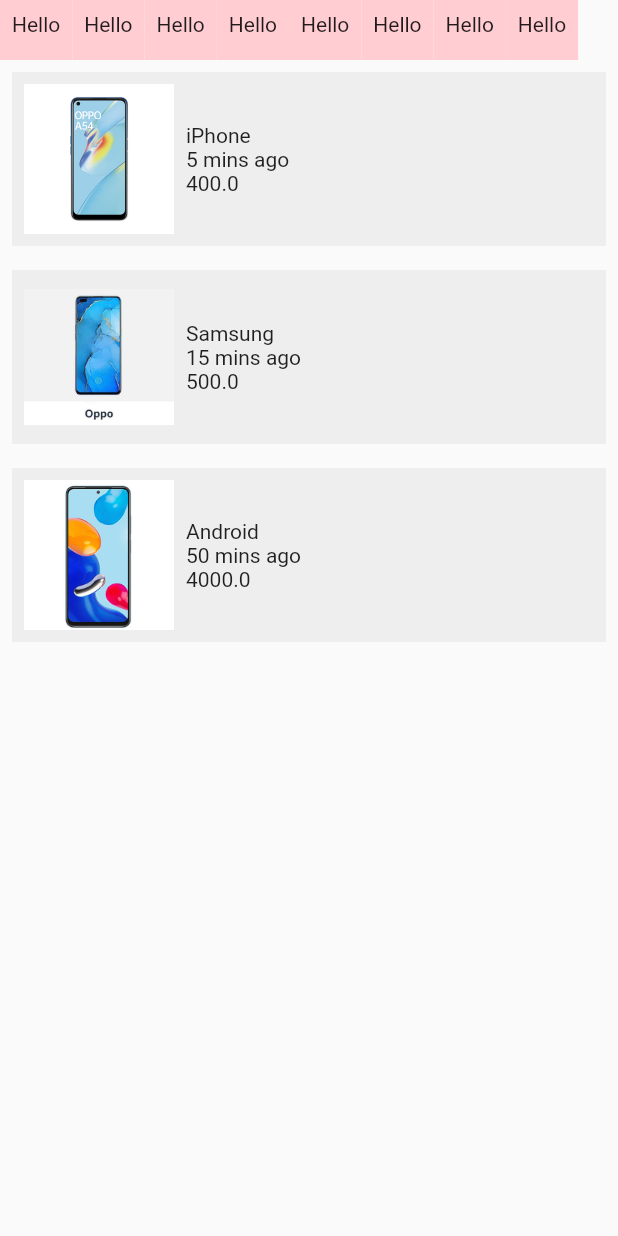
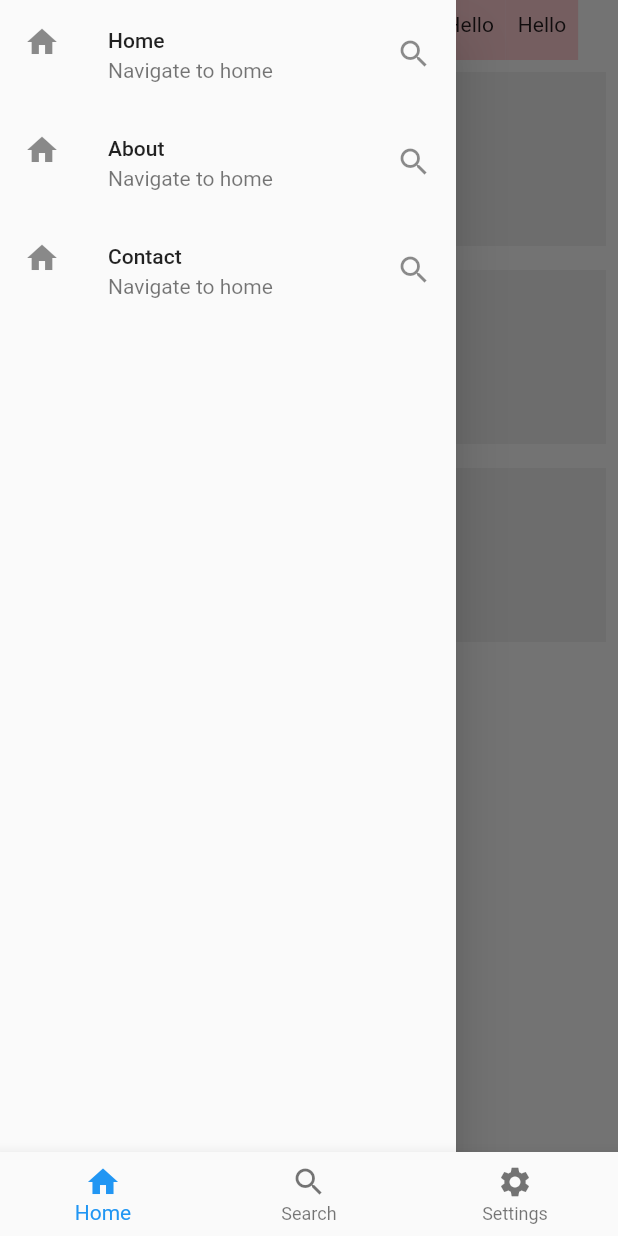
Before and after one commit to codesundar/ksqure, a Flutter app: the screen it shows after launch, with the side drawer open (before the commit the screen has no drawer), on a phone screen of 412 x 824 dp. Run offline on Flutter 3.47's test engine with Material 2 defaults, Android fonts, the phone set to English and light mode, and no system bars; our stand-ins replace get.

Commit message:
appbar_drawer_bottom_nav

```diff
--- /dev/null
+++ b/lib/custom-widgets/custom-drawer.dart
@@ -0,0 +1,46 @@
+import 'package:flutter/material.dart';
+import 'package:get/get.dart';
+import 'package:project_name/home.dart';
+import 'package:project_name/screens/about.dart';
+import 'package:project_name/screens/contact.dart';
+
+class CustomDrawer extends StatelessWidget {
+  const CustomDrawer({Key? key}) : super(key: key);
+
+  @override
+  Widget build(BuildContext context) {
+    return Drawer(
+      child: ListView(
+        children: [
+          ListTile(
+            leading: Icon(Icons.home),
+            title: Text("Home"),
+            subtitle: Text("Navigate to home"),
+            trailing: Icon(Icons.search),
+            onTap: () {
+              Get.to(HomeScreen());
+            },
+          ),
+          ListTile(
+            leading: Icon(Icons.home),
+            title: Text("About"),
+            subtitle: Text("Navigate to home"),
+            trailing: Icon(Icons.search),
+            onTap: () {
+              Get.to(AboutScreen());
+            },
+          ),
+          ListTile(
+            leading: Icon(Icons.home),
+            title: Text("Contact"),
+            subtitle: Text("Navigate to home"),
+            trailing: Icon(Icons.search),
+            onTap: () {
+              Get.to(ContactScreen());
+            },
+          ),
+        ],
+      ),
+    );
+  }
+}
--- a/lib/home.dart
+++ b/lib/home.dart
@@ -1,5 +1,6 @@
 import 'package:flutter/material.dart';
 import 'package:get/get.dart';
+import 'package:project_name/custom-widgets/custom-drawer.dart';
 import 'package:project_name/custom-widgets/product-card.dart';
 import 'package:project_name/screens/product-detail.dart';
 
@@ -21,6 +22,7 @@ class _HomeScreenState extends State<HomeScreen> {
   Widget build(BuildContext context) {
     return SafeArea(
       child: Scaffold(
+        drawer: CustomDrawer(),
         body: Column(
           children: [
             Container(
--- a/lib/main.dart
+++ b/lib/main.dart
@@ -1,6 +1,7 @@
 import 'package:flutter/material.dart';
 import 'package:project_name/home.dart';
 import 'package:get/get.dart';
+import 'package:project_name/screens/bottom-nav-example.dart';
 
 void main() {
   runApp(MyApp());
@@ -12,7 +13,7 @@ class MyApp extends StatelessWidget {
   @override
   Widget build(BuildContext context) {
     return GetMaterialApp(
-      home: HomeScreen(),
+      home: BottomNavExample(),
     );
   }
 }
--- /dev/null
+++ b/lib/screens/bottom-nav-example.dart
@@ -0,0 +1,49 @@
+import 'package:flutter/material.dart';
+import 'package:project_name/home.dart';
+import 'package:project_name/screens/about.dart';
+import 'package:project_name/screens/contact.dart';
+
+class BottomNavExample extends StatefulWidget {
+  const BottomNavExample({Key? key}) : super(key: key);
+
+  @override
+  State<BottomNavExample> createState() => _BottomNavExampleState();
+}
+
+class _BottomNavExampleState extends State<BottomNavExample> {
+  var _pages = [
+    HomeScreen(),
+    AboutScreen(),
+    ContactScreen(),
+  ];
+  var _currentIndex = 0;
+
+  @override
+  Widget build(BuildContext context) {
+    return Scaffold(
+      body: _pages[_currentIndex],
+      bottomNavigationBar: BottomNavigationBar(
+        currentIndex: _currentIndex,
+        onTap: (selectedIndex) {
+          setState(() {
+            _currentIndex = selectedIndex;
+          });
+        },
+        items: [
+          BottomNavigationBarItem(
+            icon: Icon(Icons.home),
+            label: "Home",
+          ),
+          BottomNavigationBarItem(
+            icon: Icon(Icons.search),
+            label: "Search",
+          ),
+          BottomNavigationBarItem(
+            icon: Icon(Icons.settings),
+            label: "Settings",
+          ),
+        ],
+      ),
+    );
+  }
+}
```
Also changed, not shown: lib/screens/about.dart (added, +19 -0 lines), lib/screens/contact.dart (added, +19 -0 lines), lib/screens/product-detail.dart (+13 -1 lines), 1 other file.
